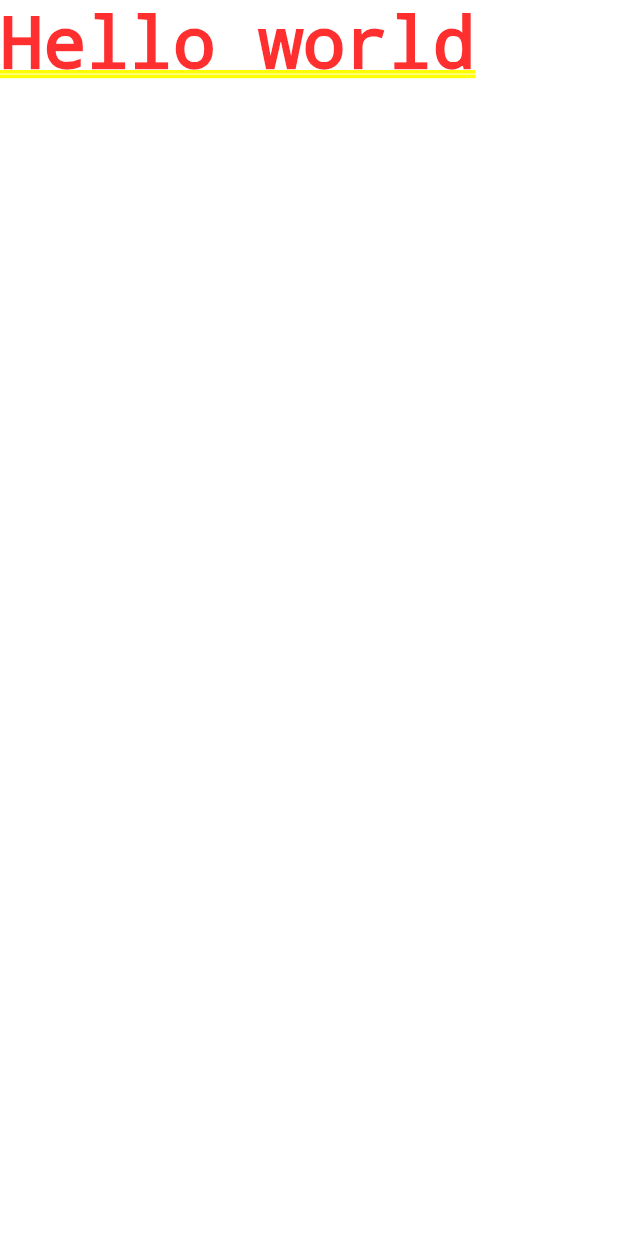
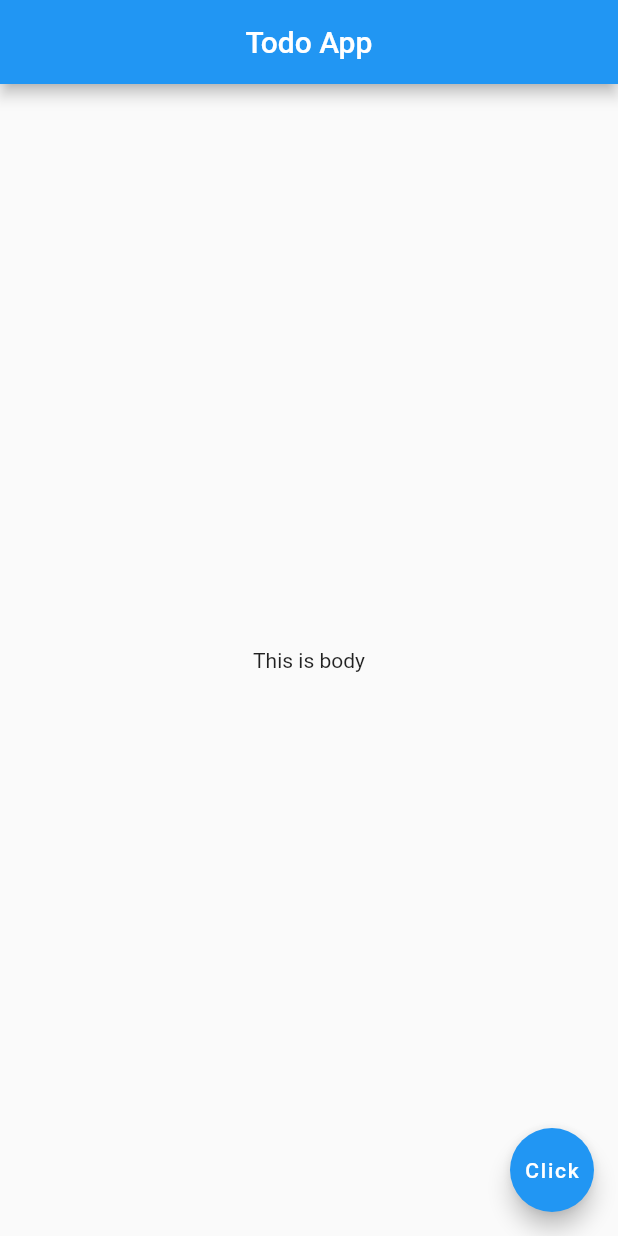
Before and after one commit to joyadeep/flutter, a Flutter app: the screen it shows after launch, on a phone screen of 412 x 824 dp. Run offline on Flutter 3.47's test engine with Material 2 defaults, Android fonts, the phone set to English and light mode, and no system bars.

Commit message:
created first app

```diff
--- a/lib/main.dart
+++ b/lib/main.dart
@@ -2,8 +2,18 @@ import 'package:flutter/material.dart';
 
 void main() {
   runApp(
-    const MaterialApp(
-      home: Text('Hello world'),
+    MaterialApp(
+      home: Scaffold(
+        appBar: AppBar(
+          title: const Text('Todo App'),
+          centerTitle: true,
+        ),
+        body: const Center(
+          child: Text('This is body'),
+        ),
+        floatingActionButton:
+            FloatingActionButton(onPressed: () {}, child: Text('Click')),
+      ),
     ),
   );
 }
```
